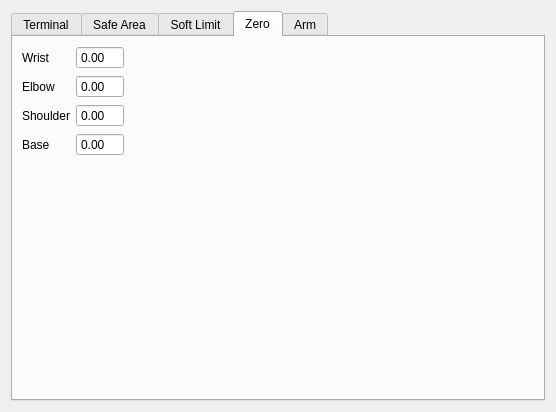
First picture: the form in source/plugin/t4/config.ui, repository ww4u/mct-t4, before the edit.
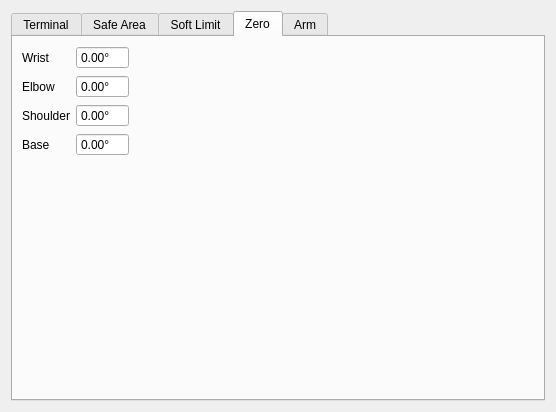
Second picture: the form after the edit. The open tabs and pages were chosen to show the change. Icons and pictures are not drawn. Custom widgets are drawn as their Qt base class.

Patch:
```diff
--- a/source/plugin/t4/config.ui
+++ b/source/plugin/t4/config.ui
@@ -306,6 +306,9 @@
          <property name="buttonSymbols">
           <enum>QAbstractSpinBox::NoButtons</enum>
          </property>
+         <property name="suffix">
+          <string>°</string>
+         </property>
          <property name="maximum">
           <double>360.000000000000000</double>
          </property>
@@ -316,6 +319,12 @@
          <property name="buttonSymbols">
           <enum>QAbstractSpinBox::NoButtons</enum>
          </property>
+         <property name="prefix">
+          <string/>
+         </property>
+         <property name="suffix">
+          <string>°</string>
+         </property>
          <property name="maximum">
           <double>360.000000000000000</double>
          </property>
@@ -346,6 +355,9 @@
          <property name="buttonSymbols">
           <enum>QAbstractSpinBox::NoButtons</enum>
          </property>
+         <property name="suffix">
+          <string>°</string>
+         </property>
          <property name="maximum">
           <double>360.000000000000000</double>
          </property>
@@ -369,6 +381,9 @@
          <property name="buttonSymbols">
           <enum>QAbstractSpinBox::NoButtons</enum>
          </property>
+         <property name="suffix">
+          <string>°</string>
+         </property>
          <property name="maximum">
           <double>360.000000000000000</double>
          </property>
```
Left out of the diff: 9 changed lines with no effect on the pictures.
